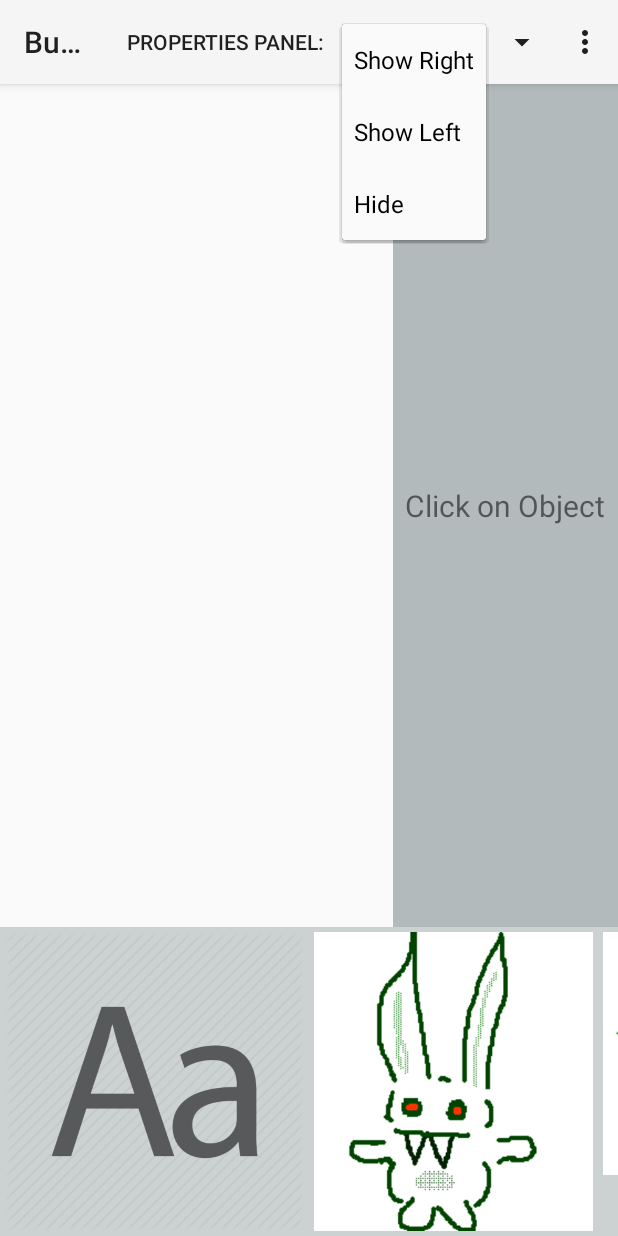
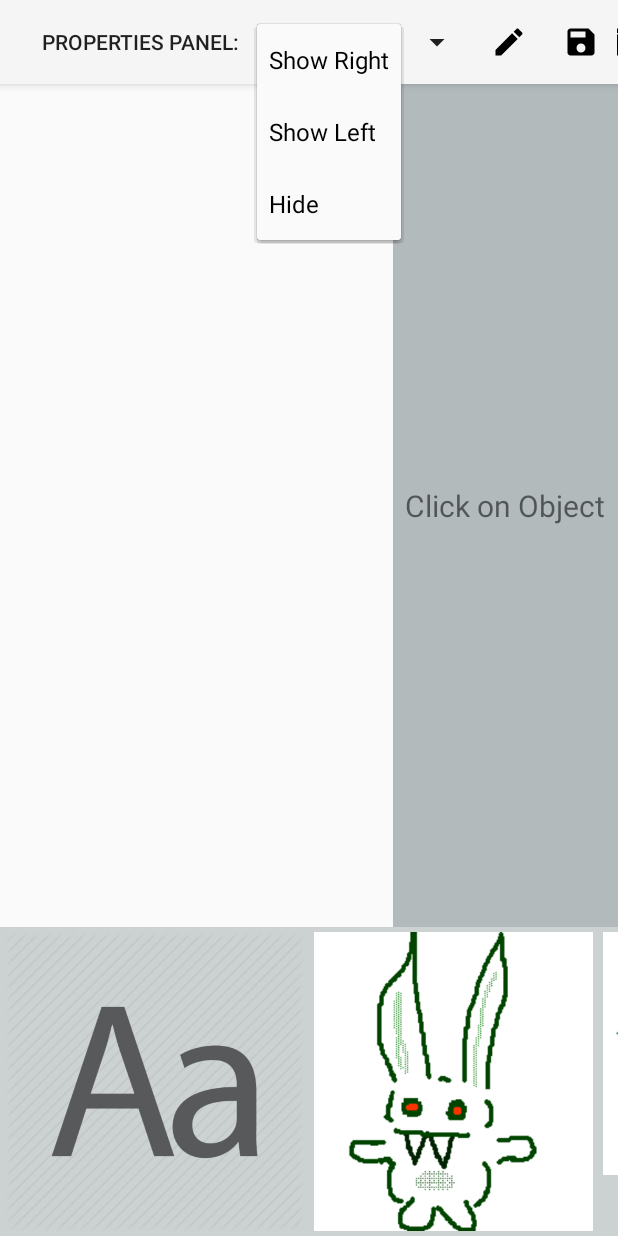
Before and after one commit to kaichun2/BunnyWorld, an Android app: the GameEditor screen opened directly, with no data from a screen before it, after a tap on "Show Right", on a phone screen of 412 x 824 dp. Run offline under Robolectric (Android 15) with nearby library versions, the phone set to English and light mode, and no system bars; libraries missing offline, so code that uses them is left out: org.json.simple; 6 statements that could not run were skipped.

Commit message:
fixed editor bug where icons weren't showing

```diff
--- a/app/src/main/res/menu/main_game_editor.xml
+++ b/app/src/main/res/menu/main_game_editor.xml
@@ -9,7 +9,7 @@
         android:title="@string/properties_panel"
         android:layout_width="wrap_content"
         android:layout_height="wrap_content"
-        app:showAsAction="ifRoom"
+        app:showAsAction="always"
         />
 
     <item
@@ -18,14 +18,14 @@
         android:layout_width="wrap_content"
         android:layout_height="wrap_content"
         app:actionViewClass="android.widget.Spinner"
-        app:showAsAction="ifRoom"
+        app:showAsAction="always"
         />
 
     <item
         android:id="@+id/edit_page"
         android:title=""
         android:icon="@drawable/ic_edit_black_24dp"
-        app:showAsAction="ifRoom"
+        app:showAsAction="always"
         android:onClick="editPageName"
         />
 
@@ -33,7 +33,7 @@
         android:id="@+id/save_page"
         android:title=""
         android:icon="@drawable/ic_save_black_24dp"
-        app:showAsAction="ifRoom"
+        app:showAsAction="always"
         android:onClick="savePage"
         />
 
@@ -41,7 +41,7 @@
         android:id="@+id/delete_page"
         android:title=""
         android:icon="@drawable/ic_delete_black_24dp"
-        app:showAsAction="ifRoom"
+        app:showAsAction="always"
         android:onClick="deletePage"
         />
 
```
